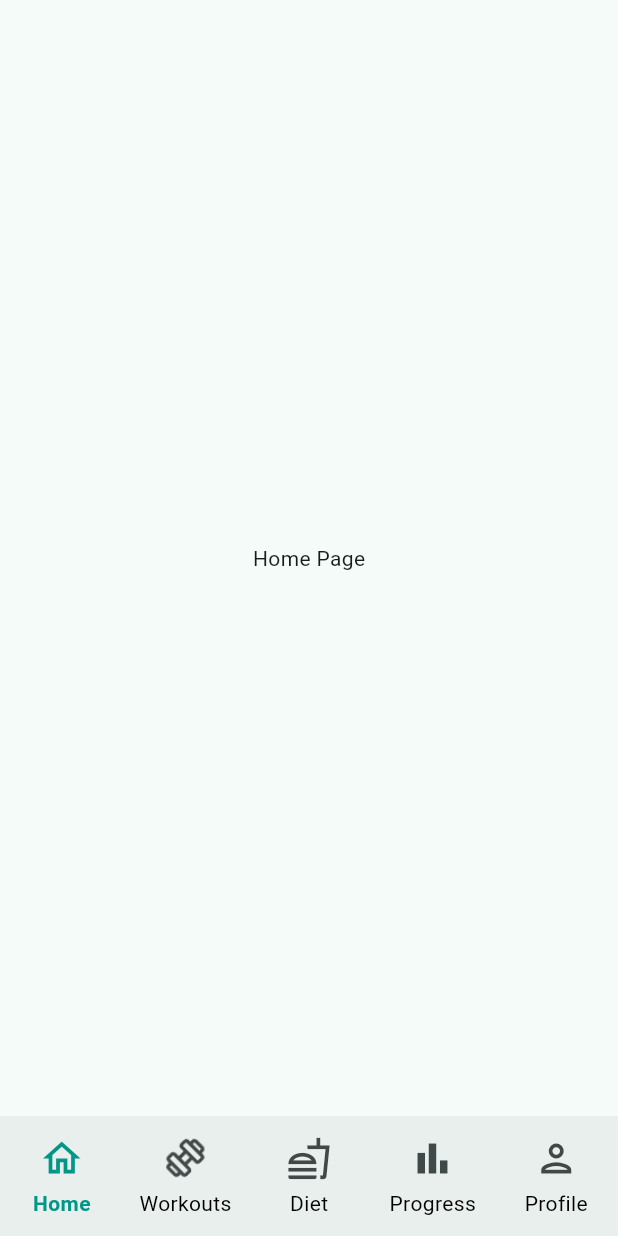
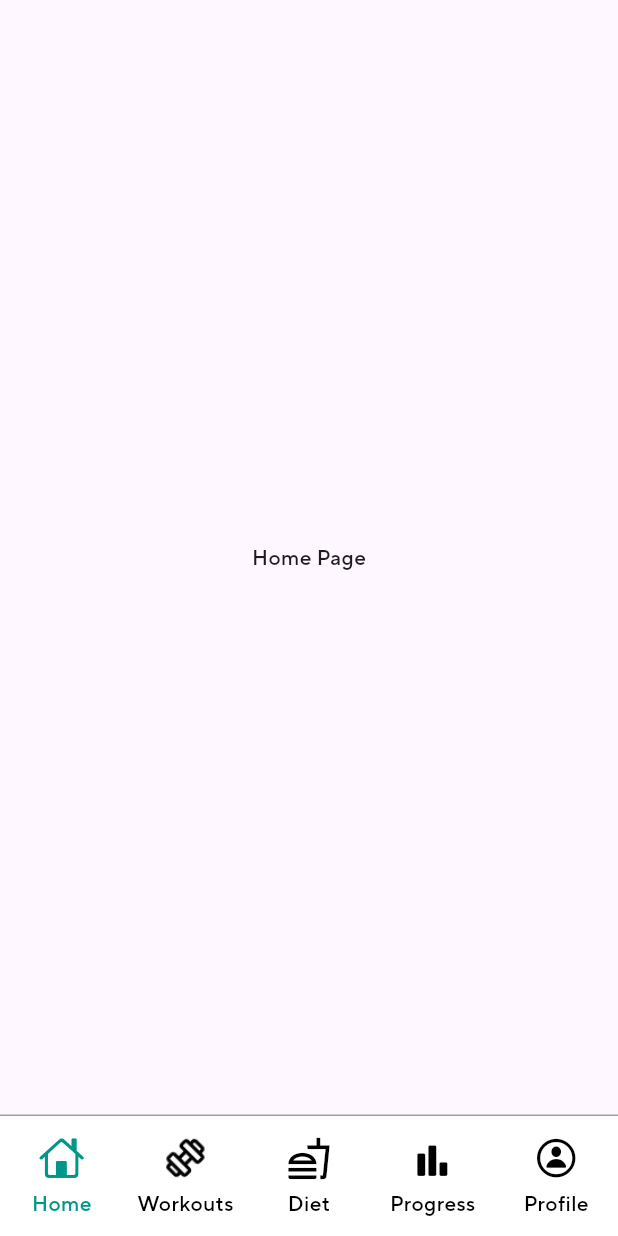
Before and after one commit to JerfDaRerf/HealthApp, a Flutter app: the screen it shows after launch, on a phone screen of 412 x 824 dp. Run offline on Flutter 3.47's test engine with Material 3 defaults, Android fonts, the light colour scheme and no system bars.

Commit message:
navigation bar theme and icons

```diff
--- a/fitnessapp/lib/main.dart
+++ b/fitnessapp/lib/main.dart
@@ -13,7 +13,7 @@ class FitnessApp extends StatelessWidget {
   // in case they ever need to be referenced
   const FitnessApp({Key? key}) : super(key: key);
 
-  // This widget is the root of the application
+  // This widget is the root of the application]
   @override
   Widget build(BuildContext context) {
     return MaterialApp(
@@ -21,8 +21,9 @@ class FitnessApp extends StatelessWidget {
       // Theme/styling of the app
       theme: ThemeData(
         useMaterial3: true,
-        primarySwatch: Colors.teal,
-        colorScheme: ColorScheme.fromSeed(seedColor: Colors.teal),
+        fontFamily: 'TTNormsPro',
+        canvasColor: Colors.white,
+
       ),
       // Set the content of the app to be the navigation wrapper
       home:  const NavigationWrapper(),
--- a/fitnessapp/lib/themes/navigation_icon_themes.dart
+++ b/fitnessapp/lib/themes/navigation_icon_themes.dart
@@ -1,12 +1,8 @@
 import 'package:flutter/material.dart';
 
-
 class NavIconTheme {
-  static final ThemeData theme = ThemeData(
-    primarySwatch: Colors.teal,
-    iconTheme: const IconThemeData(size: 30),
-    textTheme: const TextTheme(
-      bodyLarge: TextStyle(color: Colors.teal, fontWeight: FontWeight.bold),
-    ),
-  );
+  static const double iconLabelFontSize = 14;
+  static const double iconSize = 30;
+  static const Color iconSelectedColor = Colors.teal;
+  static const Color iconNotSelectedColor = Colors.black;
 }
--- a/fitnessapp/lib/views/navigation_pages/food_page.dart
+++ b/fitnessapp/lib/views/navigation_pages/food_page.dart
@@ -11,7 +11,6 @@ class FoodPage extends StatelessWidget {
   @override
   Widget build(BuildContext context) {
     return Scaffold(
-      // AppBar is the top bar of the app
       // Body of the app
       body: Center(
         child: const Text("Food Page"),
--- a/fitnessapp/lib/views/navigation_pages/profile_page.dart
+++ b/fitnessapp/lib/views/navigation_pages/profile_page.dart
@@ -11,11 +11,6 @@ class ProfilePage extends StatelessWidget {
   @override
   Widget build(BuildContext context) {
     return Scaffold(
-      // AppBar is the top bar of the app
-      appBar: AppBar(
-        // Title of the app
-        title: const Text("Fitness App"),
-      ),
       // Body of the app
       body: const Center(
         child: Text("Profile Page"),
--- a/fitnessapp/lib/views/navigation_pages/stats_page.dart
+++ b/fitnessapp/lib/views/navigation_pages/stats_page.dart
@@ -11,11 +11,6 @@ class StatsPage extends StatelessWidget {
   @override
   Widget build(BuildContext context) {
     return Scaffold(
-      // AppBar is the top bar of the app
-      appBar: AppBar(
-        // Title of the app
-        title: const Text("Fitness App"),
-      ),
       // Body of the app
       body: Center(
         child: const Text("Stats Page"),
--- a/fitnessapp/lib/views/navigation_pages/workout_page.dart
+++ b/fitnessapp/lib/views/navigation_pages/workout_page.dart
@@ -11,11 +11,6 @@ class WorkoutPage extends StatelessWidget {
   @override
   Widget build(BuildContext context) {
     return Scaffold(
-      // AppBar is the top bar of the app
-      appBar: AppBar(
-        // Title of the app
-        title: const Text("Fitness App"),
-      ),
       // Body of the app
       body: Center(
         child: const Text("Workout Page"),
--- a/fitnessapp/lib/views/navigation_wrapper.dart
+++ b/fitnessapp/lib/views/navigation_wrapper.dart
@@ -1,9 +1,20 @@
+import 'package:flutter/cupertino.dart';
 import 'package:flutter/material.dart';
 import 'package:fitness_app/views/navigation_pages/home_page.dart';
 import 'package:fitness_app/views/navigation_pages/workout_page.dart';
 import 'package:fitness_app/views/navigation_pages/food_page.dart';
 import 'package:fitness_app/views/navigation_pages/stats_page.dart';
 import 'package:fitness_app/views/navigation_pages/profile_page.dart';
+
+import 'package:fitness_app/themes/navigation_icon_themes.dart';
+import 'package:cupertino_icons/cupertino_icons.dart';
+
+/*
+Navigation wrapper serves to define the underlying structure of the app
+This will create an app that has 5 icons at the bottom.
+Navigation wrapper is also in charge of handling the logic
+and redirecting the user when icons are clicked on.
+*/
 
 class NavigationWrapper extends StatefulWidget {
   const NavigationWrapper({Key? key}) : super(key: key);
@@ -15,8 +26,6 @@ class NavigationWrapper extends StatefulWidget {
 class _NavigationWrapper extends State<NavigationWrapper> {
   // This determines and keeps track of what page the user is on
   int _selectedIndex = 0;
-
-  int _iconSize = 30;
 
   // List of all the pages
   static const List<Widget> _pages = <Widget>[
@@ -30,52 +39,19 @@ class _NavigationWrapper extends State<NavigationWrapper> {
   @override
   Widget build(BuildContext context) {
     return Scaffold(
-      bottomNavigationBar: NavigationBarTheme(
-        data: NavigationBarThemeData(
-          labelTextStyle: MaterialStateProperty.resolveWith<TextStyle>(
-            (Set<MaterialState> states) => states.contains(MaterialState.selected)
-            ? const TextStyle(color: Colors.teal, fontWeight: FontWeight.bold)
-            : const TextStyle(color: Colors.black),
-          ),
-          indicatorColor: Colors.transparent,
-          shadowColor: Colors.transparent,
-        ),
-        child: NavigationBar(
-          selectedIndex: _selectedIndex,
-          onDestinationSelected: (int index) {
-            setState(() {
-              _selectedIndex = index;
-            });
-          },
-          destinations: const <NavigationDestination>[
-            NavigationDestination(
-              selectedIcon: Icon(Icons.home_outlined, size:30, color: Colors.teal),
-              icon: Icon(Icons.home_outlined, size:30),
-              label: 'Home',
-            ),
-            NavigationDestination(
-              selectedIcon: ImageIcon(AssetImage("lib/icon/exercise_outline.png"), size: 30, color: Colors.teal),
-              icon: ImageIcon(AssetImage("lib/icon/exercise_outline.png"), size: 30),
-              label: 'Workouts',
-            ),
-            NavigationDestination(
-              selectedIcon: Icon(Icons.fastfood_outlined, size: 30, color: Colors.teal),
-              icon: Icon(Icons.fastfood_outlined, size: 30),
-              label: 'Diet',
-            ),
-            NavigationDestination(
-              selectedIcon: Icon(Icons.bar_chart_outlined, size: 30, color: Colors.teal),
-              icon: Icon(Icons.bar_chart_outlined, size: 30),
-              label: 'Progress',
-            ),
-            NavigationDestination(
-              selectedIcon: Icon(Icons.person_outlined, size: 30, color: Colors.teal),
-              icon: Icon(Icons.person_outlined, size: 30),
-              label: 'Profile',
-            ),
-          ],
+      bottomNavigationBar: Container(
+        decoration: _topBorder(),
+
+        child: NavigationBarTheme(
+          // sets the theme of the navigation bar
+          data: _navigationBarThemeData(),
+
+          // actual navigation bar
+          child: _navigationBar(),
         ),
       ),
+
+      // Sets the screen of the app based on what is selected
       body: Center(
         child: _pages.elementAt(_selectedIndex),
       ),
@@ -83,6 +59,90 @@ class _NavigationWrapper extends State<NavigationWrapper> {
     );
   }
 
+  BoxDecoration _topBorder() {
+    return const BoxDecoration(
+        border: Border(
+          top: BorderSide(
+            color: Colors.grey,
+            width: 1.0,
+          )
+        )
+      );
+  }
+
+  NavigationBar _navigationBar() {
+    return NavigationBar(
+        // This is used to determine which icon is selected internally
+        // This does not affect which page is currently being viewed
+        // This affects which icon is highlighted
+        selectedIndex: _selectedIndex,
+        // sets behaviour when an icon is selected
+        onDestinationSelected: (int index) {
+          setState(() {
+            _selectedIndex = index;
+          });
+        },
+
+        // destination icons
+        destinations: const <NavigationDestination>[
+          NavigationDestination(
+            selectedIcon: Icon(CupertinoIcons.house),
+            icon: Icon(CupertinoIcons.house),
+            label: 'Home',
+          ),
+          NavigationDestination(
+            selectedIcon: ImageIcon(AssetImage("lib/icon/exercise_outline.png")),
+            icon: ImageIcon(AssetImage("lib/icon/exercise_outline.png")),
+            label: 'Workouts',
+          ),
+          NavigationDestination(
+            selectedIcon: Icon(Icons.fastfood_outlined, size: NavIconTheme.iconSize),
+            icon: Icon(Icons.fastfood_outlined, size: NavIconTheme.iconSize),
+            label: 'Diet',
+          ),
+          NavigationDestination(
+            selectedIcon: Icon(CupertinoIcons.chart_bar_alt_fill),
+            icon: Icon(CupertinoIcons.chart_bar_alt_fill),
+            label: 'Progress',
+          ),
+          NavigationDestination(
+            selectedIcon: Icon(CupertinoIcons.person_circle),
+            icon: Icon(CupertinoIcons.person_circle),
+            label: 'Profile',
+          ),
+        ],
+      );
+  }
+
+  NavigationBarThemeData _navigationBarThemeData() {
+    return NavigationBarThemeData(
+        // This defines a property of the icon that basically says:
+        // If the icon is clicked on,
+        // bold and change the color of the icon label
+        // else keep it its normal color
+        labelTextStyle: MaterialStateProperty.resolveWith<TextStyle>(
+          (Set<MaterialState> states) => states.contains(MaterialState.selected)
+          ? const TextStyle(fontSize: NavIconTheme.iconLabelFontSize, color: NavIconTheme.iconSelectedColor)
+          : const TextStyle(fontSize: NavIconTheme.iconLabelFontSize, color: NavIconTheme.iconNotSelectedColor),
+        ),
+
+        // Sets the theme of the icon based on the state of the icon
+        iconTheme: MaterialStateProperty.resolveWith<IconThemeData>(
+          (Set<MaterialState> states) => states.contains(MaterialState.selected)
+          ? const IconThemeData(size: NavIconTheme.iconSize, color: NavIconTheme.iconSelectedColor)
+          : const IconThemeData(size: NavIconTheme.iconSize, color: NavIconTheme.iconNotSelectedColor),
+        ),
+        // Removes the selected icon indicator
+        indicatorColor: Colors.transparent,
+        // Removes the gray indicator when clicking on an icon
+        overlayColor: MaterialStateProperty.all(Colors.transparent),
+        // Sets the background of the navigation bar to white
+        backgroundColor: Colors.white,
+        // Removes the tint
+        surfaceTintColor: Colors.transparent,
+      );
+  }
+
 
 
 }
--- a/fitnessapp/pubspec.yaml
+++ b/fitnessapp/pubspec.yaml
@@ -7,6 +7,7 @@ environment:
   sdk: '>=3.2.6 <4.0.0'
 
 dependencies:
+  cupertino_icons: ^1.0.8
   flutter:
     sdk: flutter
 
@@ -19,3 +20,8 @@ flutter:
   uses-material-design: true
   assets:
     - lib/icon/
+  fonts:
+    - family: TTNormsPro
+      fonts:
+        - asset: lib/fonts/TTNormsProBold.otf
+        - asset: lib/fonts/TTNormsProMedium.otf
```
Also changed, not shown: fitnessapp/lib/views/navigation_pages/home_page.dart (+1 -6 lines), fitnessapp/lib/fonts/TTNormsProBold.otf (added), fitnessapp/lib/fonts/TTNormsProMedium.otf (added), fitnessapp/pubspec.lock.
